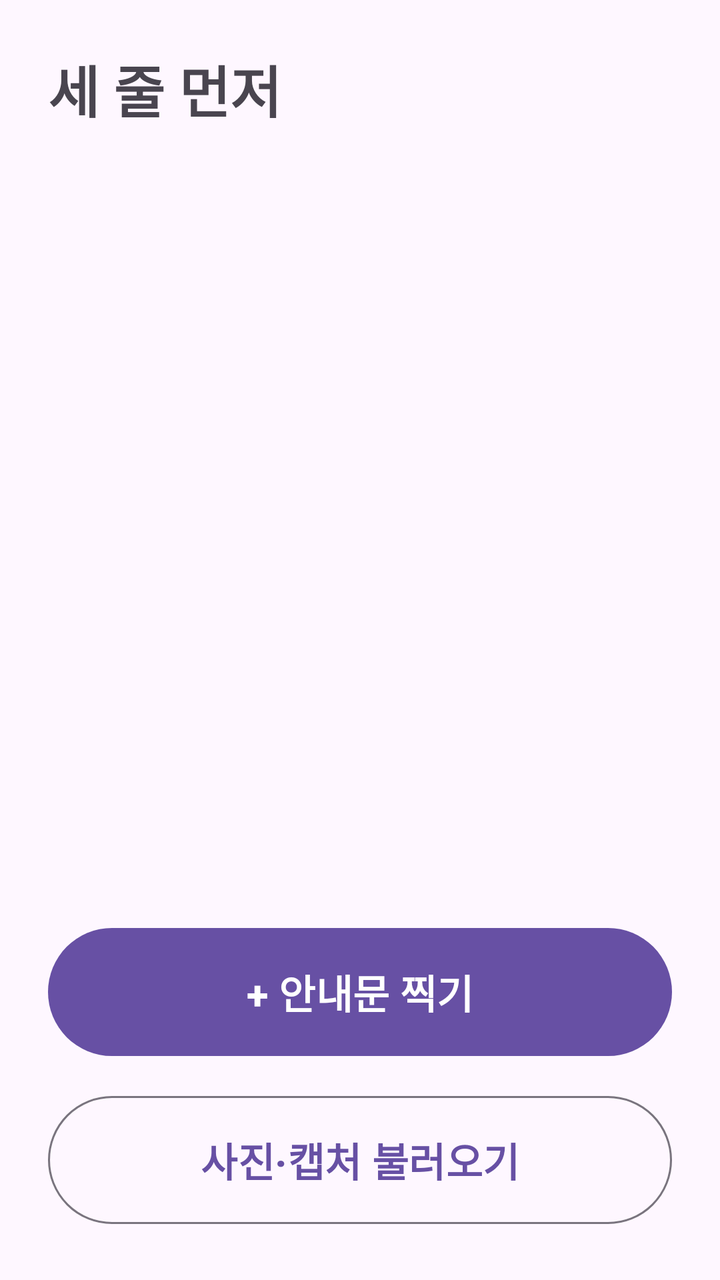
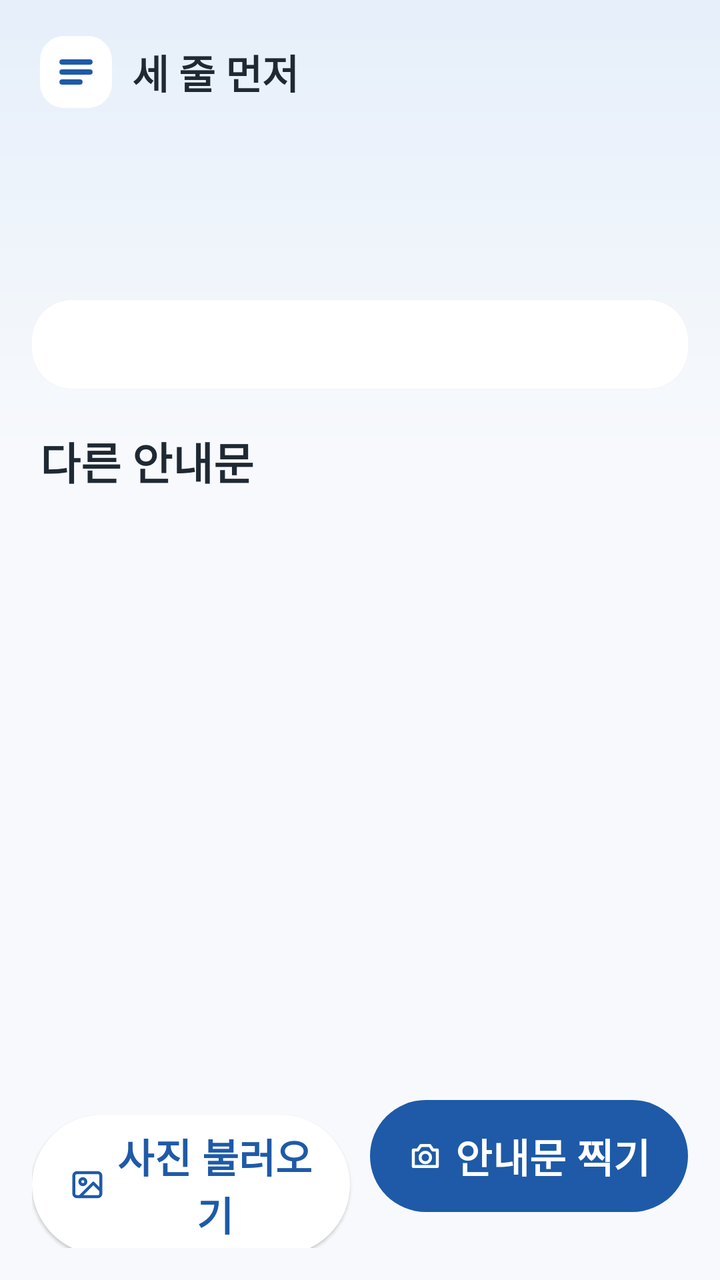

The first picture is an Android layout as it rendered before a commit; the second is the same layout after the commit. The layout source and the unified diff follow.
<!-- AndroidManifest.xml: application theme Theme.ThreeLinesFirst -->
<!-- res/layout/activity_main.xml -->
<?xml version="1.0" encoding="utf-8"?>
<LinearLayout xmlns:android="http://schemas.android.com/apk/res/android"
    xmlns:tools="http://schemas.android.com/tools"
    android:id="@+id/main"
    android:layout_width="match_parent"
    android:layout_height="match_parent"
    android:orientation="vertical"
    tools:context=".ui.MainActivity">

    <TextView
        android:layout_width="match_parent"
        android:layout_height="wrap_content"
        android:padding="24dp"
        android:text="@string/app_name"
        android:textSize="@dimen/text_title"
        android:textStyle="bold" />

    
    <FrameLayout
        android:layout_width="match_parent"
        android:layout_height="0dp"
        android:layout_weight="1">

        <androidx.recyclerview.widget.RecyclerView
            android:id="@+id/noticeList"
            android:layout_width="match_parent"
            android:layout_height="match_parent"
            android:clipToPadding="false"
            android:paddingHorizontal="16dp"
            android:paddingBottom="16dp" />

        <TextView
            android:id="@+id/txtEmpty"
            android:layout_width="match_parent"
            android:layout_height="match_parent"
            android:gravity="center"
            android:padding="24dp"
            android:text="@string/empty_list"
            android:textSize="@dimen/text_body"
            android:visibility="gone" />
    </FrameLayout>

    <Button
        android:id="@+id/btnCapture"
        android:layout_width="match_parent"
        android:layout_height="wrap_content"
        android:layout_marginHorizontal="24dp"
        android:layout_marginTop="12dp"
        android:minHeight="72dp"
        android:text="@string/capture_notice"
        android:textSize="@dimen/text_body"
        android:textStyle="bold" />

    <Button
        android:id="@+id/btnImport"
        style="@style/Widget.Material3.Button.OutlinedButton"
        android:layout_width="match_parent"
        android:layout_height="wrap_content"
        android:layout_marginHorizontal="24dp"
        android:layout_marginTop="12dp"
        android:layout_marginBottom="24dp"
        android:minHeight="72dp"
        android:text="@string/import_photo"
        android:textSize="@dimen/text_body"
        android:textStyle="bold" />

</LinearLayout>
<!-- resources referenced by this layout -->
<resources>
  <dimen name="text_title">28sp</dimen>
  <string name="capture_notice">+ 안내문 찍기</string>
  <string name="import_photo">사진·캡처 불러오기</string>
  <style name="Base.Theme.ThreeLinesFirst" parent="Theme.Material3.DayNight.NoActionBar" />
  <!-- unchanged entries left out for length: 4 -->
</resources>

<!-- the commit's change to res/layout/activity_main.xml (unified diff, before → after) -->
@@ -1,67 +1,217 @@
 <?xml version="1.0" encoding="utf-8"?>
 <LinearLayout xmlns:android="http://schemas.android.com/apk/res/android"
+    xmlns:app="http://schemas.android.com/apk/res-auto"
     xmlns:tools="http://schemas.android.com/tools"
     android:id="@+id/main"
     android:layout_width="match_parent"
     android:layout_height="match_parent"
+    android:background="@drawable/bg_screen"
     android:orientation="vertical"
     tools:context=".ui.MainActivity">
 
-    <TextView
-        android:layout_width="match_parent"
-        android:layout_height="wrap_content"
-        android:padding="24dp"
-        android:text="@string/app_name"
-        android:textSize="@dimen/text_title"
-        android:textStyle="bold" />
-
-    
-    <FrameLayout
+    <androidx.core.widget.NestedScrollView
         android:layout_width="match_parent"
         android:layout_height="0dp"
         android:layout_weight="1">
 
-        <androidx.recyclerview.widget.RecyclerView
-            android:id="@+id/noticeList"
+        <LinearLayout
             android:layout_width="match_parent"
-            android:layout_height="match_parent"
-            android:clipToPadding="false"
+            android:layout_height="wrap_content"
+            android:orientation="vertical"
             android:paddingHorizontal="16dp"
-            android:paddingBottom="16dp" />
-
-        <TextView
-            android:id="@+id/txtEmpty"
-            android:layout_width="match_parent"
-            android:layout_height="match_parent"
-            android:gravity="center"
-            android:padding="24dp"
-            android:text="@string/empty_list"
-            android:textSize="@dimen/text_body"
-            android:visibility="gone" />
-    </FrameLayout>
-
-    <Button
-        android:id="@+id/btnCapture"
+            android:paddingTop="12dp"
+            android:paddingBottom="16dp">
+
+            <TextView
+                android:layout_width="wrap_content"
+                android:layout_height="wrap_content"
+                android:drawablePadding="10dp"
+                android:gravity="center_vertical"
+                android:minHeight="@dimen/touch_min"
+                android:paddingHorizontal="4dp"
+                android:text="@string/app_name"
+                android:textColor="@color/ink"
+                android:textSize="@dimen/text_body"
+                android:textStyle="bold"
+                app:drawableStartCompat="@drawable/ic_logo" />
+
+            <TextView
+                android:id="@+id/txtGreeting"
+                style="@style/Body"
+                android:layout_marginTop="12dp"
+                android:paddingHorizontal="4dp"
+                android:textColor="@color/sub" />
+
+            <TextView
+                android:id="@+id/txtHeadline"
+                android:layout_width="match_parent"
+                android:layout_height="wrap_content"
+                android:layout_marginTop="2dp"
+                android:accessibilityHeading="true"
+                android:lineSpacingExtra="2dp"
+                android:paddingHorizontal="4dp"
+                android:textColor="@color/ink"
+                android:textSize="@dimen/text_title"
+                android:textStyle="bold"
+                tools:targetApi="28" />
+
+            
+            <com.google.android.material.card.MaterialCardView
+                android:id="@+id/heroCard"
+                android:layout_width="match_parent"
+                android:layout_height="wrap_content"
+                android:layout_marginTop="16dp"
+                android:clickable="true"
+                android:focusable="true"
+                android:visibility="gone"
+                app:cardCornerRadius="26dp"
+                app:cardElevation="6dp">
+
+                <LinearLayout
+                    android:layout_width="match_parent"
+                    android:layout_height="wrap_content"
+                    android:background="@drawable/bg_hero"
+                    android:orientation="vertical"
+                    android:padding="20dp">
+
+                    <TextView
+                        android:layout_width="wrap_content"
+                        android:layout_height="wrap_content"
+                        android:background="@drawable/bg_pill_glass"
+                        android:paddingHorizontal="12dp"
+                        android:paddingVertical="4dp"
+                        android:text="@string/hero_label"
+                        android:textColor="@color/on_accent"
+                        android:textSize="18sp"
+                        android:textStyle="bold" />
+
+                    <TextView
+                        android:id="@+id/txtHeroTitle"
+                        android:layout_width="match_parent"
+                        android:layout_height="wrap_content"
+                        android:layout_marginTop="10dp"
+                        android:lineSpacingExtra="2dp"
+                        android:textColor="@color/on_accent"
+                        android:textSize="@dimen/text_summary"
+                        android:textStyle="bold" />
+
+                    <TextView
+                        android:id="@+id/txtHeroWhen"
+                        android:layout_width="match_parent"
+                        android:layout_height="wrap_content"
+                        android:layout_marginTop="4dp"
+                        android:textColor="@color/on_accent"
+                        android:textSize="@dimen/text_body" />
+
+                    <TextView
+                        android:layout_width="wrap_content"
+                        android:layout_height="wrap_content"
+                        android:layout_marginTop="14dp"
+                        android:background="@drawable/bg_pill"
+                        android:drawablePadding="4dp"
+                        android:gravity="center_vertical"
+                        android:importantForAccessibility="no"
+                        android:minHeight="@dimen/touch_min"
+                        android:paddingStart="18dp"
+                        android:paddingEnd="12dp"
+                        android:text="@string/hero_open"
+                        android:textColor="@color/accent_text"
+                        android:textSize="@dimen/text_body"
+                        android:textStyle="bold"
+                        app:drawableEndCompat="@drawable/ic_chevron_right"
+                        app:drawableTint="@color/accent_text" />
+                </LinearLayout>
+            </com.google.android.material.card.MaterialCardView>
+
+            
+            <LinearLayout
+                android:id="@+id/counts"
+                android:layout_width="match_parent"
+                android:layout_height="wrap_content"
+                android:layout_marginTop="14dp"
+                android:background="@drawable/bg_card"
+                android:elevation="1dp"
+                android:orientation="horizontal"
+                android:paddingVertical="10dp">
+
+                <TextView
+                    android:id="@+id/txtCountUrgent"
+                    android:layout_width="0dp"
+                    android:layout_height="wrap_content"
+                    android:layout_weight="1"
+                    android:gravity="center"
+                    android:textColor="@color/sub"
+                    android:textSize="18sp" />
+
+                <TextView
+                    android:id="@+id/txtCountActive"
+                    android:layout_width="0dp"
+                    android:layout_height="wrap_content"
+                    android:layout_weight="1"
+                    android:gravity="center"
+                    android:textColor="@color/sub"
+                    android:textSize="18sp" />
+
+                <TextView
+                    android:id="@+id/txtCountPassed"
+                    android:layout_width="0dp"
+                    android:layout_height="wrap_content"
+                    android:layout_weight="1"
+                    android:gravity="center"
+                    android:textColor="@color/sub"
+                    android:textSize="18sp" />
+            </LinearLayout>
+
+            <TextView
+                android:id="@+id/txtOthers"
+                style="@style/Heading"
+                android:layout_marginBottom="0dp"
+                android:text="@string/list_others" />
+
+            <androidx.recyclerview.widget.RecyclerView
+                android:id="@+id/noticeList"
+                android:layout_width="match_parent"
+                android:layout_height="wrap_content"
+                android:clipToPadding="false"
+                android:nestedScrollingEnabled="false"
+                android:paddingHorizontal="2dp"
+                android:paddingBottom="4dp" />
+
+            <TextView
+                android:id="@+id/txtEmpty"
+                style="@style/Body"
+                android:layout_marginTop="40dp"
+                android:gravity="center"
+                android:text="@string/empty_list"
+                android:visibility="gone" />
+        </LinearLayout>
+    </androidx.core.widget.NestedScrollView>
+
+    <LinearLayout
         android:layout_width="match_parent"
         android:layout_height="wrap_content"
-        android:layout_marginHorizontal="24dp"
-        android:layout_marginTop="12dp"
-        android:minHeight="72dp"
-        android:text="@string/capture_notice"
-        android:textSize="@dimen/text_body"
-        android:textStyle="bold" />
-
-    <Button
-        android:id="@+id/btnImport"
-        style="@style/Widget.Material3.Button.OutlinedButton"
-        android:layout_width="match_parent"
-        android:layout_height="wrap_content"
-        android:layout_marginHorizontal="24dp"
-        android:layout_marginTop="12dp"
-        android:layout_marginBottom="24dp"
-        android:minHeight="72dp"
-        android:text="@string/import_photo"
-        android:textSize="@dimen/text_body"
-        android:textStyle="bold" />
+        android:orientation="horizontal"
+        android:paddingHorizontal="16dp"
+        android:paddingTop="8dp"
+        android:paddingBottom="16dp">
+
+        <Button
+            android:id="@+id/btnImport"
+            style="@style/Button.Light"
+            android:layout_width="0dp"
+            android:layout_height="wrap_content"
+            android:layout_weight="1"
+            android:text="@string/import_photo"
+            app:icon="@drawable/ic_photo" />
+
+        <Button
+            android:id="@+id/btnCapture"
+            android:layout_width="0dp"
+            android:layout_height="wrap_content"
+            android:layout_marginStart="10dp"
+            android:layout_weight="1"
+            android:text="@string/capture_notice"
+            app:icon="@drawable/ic_camera" />
+    </LinearLayout>
 
 </LinearLayout>
<!-- resource entries referenced after the edit -->
@@ -1,9 +1,168 @@
 <!-- resources referenced by this layout -->
 <resources>
-  <dimen name="text_title">28sp</dimen>
-  <string name="capture_notice">+ 안내문 찍기</string>
-  <string name="import_photo">사진·캡처 불러오기</string>
-  <style name="Base.Theme.ThreeLinesFirst" parent="Theme.Material3.DayNight.NoActionBar" />
+  <color name="accent_text">#1E5AA8</color>
+  <color name="ink">#1F2933</color>
+  <color name="on_accent">#FFFFFF</color>
+  <color name="sub">#5B6470</color>
+  <dimen name="text_summary">22sp</dimen>
+  <dimen name="text_title">26sp</dimen>
+  <dimen name="touch_min">48dp</dimen>
+  <!-- drawable bg_card (drawable) -->
+  <shape xmlns:android="http://schemas.android.com/apk/res/android">
+      <solid android:color="@color/surface" />
+      <corners android:radius="20dp" />
+  </shape>
+  <!-- drawable bg_hero (drawable) -->
+  <shape xmlns:android="http://schemas.android.com/apk/res/android">
+      <gradient
+          android:angle="315"
+          android:endColor="@color/hero_end"
+          android:startColor="@color/accent" />
+  </shape>
+  <!-- drawable bg_pill (drawable) -->
+  <shape xmlns:android="http://schemas.android.com/apk/res/android">
+      <solid android:color="@color/surface" />
+      <corners android:radius="999dp" />
+  </shape>
+  <!-- drawable bg_pill_glass (drawable) -->
+  <shape xmlns:android="http://schemas.android.com/apk/res/android">
+      <solid android:color="#33FFFFFF" />
+      <corners android:radius="999dp" />
+  </shape>
+  <!-- drawable bg_screen (drawable) -->
+  <shape xmlns:android="http://schemas.android.com/apk/res/android">
+      <gradient
+          android:angle="270"
+          android:centerColor="@color/bg"
+          android:centerY="0.35"
+          android:endColor="@color/bg"
+          android:startColor="@color/bg_top" />
+  </shape>
+  <!-- drawable ic_camera (drawable) -->
+  <vector xmlns:android="http://schemas.android.com/apk/res/android"
+      android:width="24dp"
+      android:height="24dp"
+      android:viewportWidth="24"
+      android:viewportHeight="24">
+      <path
+          android:pathData="M4,8h3l2,-3h6l2,3h3v11H4z M8.5,13a3.5,3.5 0,1 0,7 0a3.5,3.5 0,1 0,-7 0"
+          android:strokeColor="#FF000000"
+          android:strokeLineCap="round"
+          android:strokeLineJoin="round"
+          android:strokeWidth="2" />
+  </vector>
+  <!-- drawable ic_chevron_right (drawable) -->
+  <vector xmlns:android="http://schemas.android.com/apk/res/android"
+      android:width="24dp"
+      android:height="24dp"
+      android:viewportWidth="24"
+      android:viewportHeight="24">
+      <path
+          android:pathData="M9,5l7,7l-7,7"
+          android:strokeColor="#FF000000"
+          android:strokeLineCap="round"
+          android:strokeLineJoin="round"
+          android:strokeWidth="2" />
+  </vector>
+  <!-- drawable ic_logo (drawable) -->
+  <vector xmlns:android="http://schemas.android.com/apk/res/android"
+      android:width="36dp"
+      android:height="36dp"
+      android:viewportWidth="36"
+      android:viewportHeight="36">
+      <path
+          android:fillColor="@color/surface"
+          android:pathData="M12,0h12a12,12 0,0 1,12 12v12a12,12 0,0 1,-12 12H12A12,12 0,0 1,0 24V12A12,12 0,0 1,12 0z" />
+      <path
+          android:pathData="M11,13h14 M11,18h14 M11,23h9"
+          android:strokeColor="@color/accent_text"
+          android:strokeLineCap="round"
+          android:strokeWidth="2.6" />
+  </vector>
+  <!-- drawable ic_photo (drawable) -->
+  <vector xmlns:android="http://schemas.android.com/apk/res/android"
+      android:width="24dp"
+      android:height="24dp"
+      android:viewportWidth="24"
+      android:viewportHeight="24">
+      <path
+          android:pathData="M5,4h14a2,2 0,0 1,2 2v12a2,2 0,0 1,-2 2H5a2,2 0,0 1,-2 -2V6a2,2 0,0 1,2 -2z M7,10a2,2 0,1 0,4 0a2,2 0,1 0,-4 0 M21,16l-5,-5l-9,9"
+          android:strokeColor="#FF000000"
+          android:strokeLineCap="round"
+          android:strokeLineJoin="round"
+          android:strokeWidth="2" />
+  </vector>
+  <string name="capture_notice">안내문 찍기</string>
+  <string name="hero_label">가장 먼저 챙길 일</string>
+  <string name="hero_open">바로 보기</string>
+  <string name="import_photo">사진 불러오기</string>
+  <string name="list_others">다른 안내문</string>
+  <style name="Body">
+          <item name="android:layout_width">match_parent</item>
+          <item name="android:layout_height">wrap_content</item>
+          <item name="android:lineSpacingExtra">4dp</item>
+          <item name="android:textColor">@color/body</item>
+          <item name="android:textSize">@dimen/text_body</item>
+      </style>
+  <style name="Button.Light" parent="Widget.Material3.Button.ElevatedButton">
+          <item name="android:minHeight">64dp</item>
+          <item name="android:textSize">@dimen/text_body</item>
+          <item name="android:textStyle">bold</item>
+          <item name="android:paddingStart">12dp</item>
+          <item name="android:paddingEnd">12dp</item>
+          <item name="iconPadding">6dp</item>
+          <item name="backgroundTint">@color/surface</item>
+          <item name="android:textColor">@color/accent_text</item>
+          <item name="iconTint">@color/accent_text</item>
+          <item name="iconGravity">textStart</item>
+      </style>
+  <style name="Heading">
+          <item name="android:layout_width">match_parent</item>
+          <item name="android:layout_height">wrap_content</item>
+          <item name="android:layout_marginTop">20dp</item>
+          <item name="android:layout_marginBottom">8dp</item>
+          <item name="android:paddingHorizontal">4dp</item>
+          <item name="android:textColor">@color/ink</item>
+          <item name="android:textSize">@dimen/text_heading</item>
+          <item name="android:textStyle">bold</item>
+      </style>
+  <color name="surface">#FFFFFF</color>
+  <color name="hero_end">#3B8FC4</color>
+  <color name="accent">#1E5AA8</color>
+  <color name="bg">#F7F9FC</color>
+  <color name="bg_top">#E6EFFA</color>
+  <color name="body">#4A5563</color>
+  <dimen name="text_heading">22sp</dimen>
+  <style name="Base.Theme.ThreeLinesFirst" parent="Theme.Material3.DayNight.NoActionBar">
+          <item name="colorPrimary">@color/accent</item>
+          <item name="colorOnPrimary">@color/on_accent</item>
+          <item name="android:colorBackground">@color/bg</item>
+          <item name="colorSurface">@color/surface</item>
+          <item name="colorOnSurface">@color/ink</item>
+          <item name="colorOnBackground">@color/ink</item>
+          <item name="android:textColorPrimary">@color/ink</item>
+          <item name="android:textColorSecondary">@color/sub</item>
+          
+          <item name="android:lineBreakWordStyle" tools:targetApi="33">phrase</item>
+          <item name="materialButtonStyle">@style/Button</item>
+          <item name="materialCardViewStyle">@style/Card</item>
+          
+          <item name="elevationOverlayEnabled">false</item>
+      </style>
+  <style name="Button" parent="Widget.Material3.Button">
+          <item name="android:minHeight">64dp</item>
+          <item name="android:textSize">@dimen/text_body</item>
+          <item name="android:textStyle">bold</item>
+          <item name="android:paddingStart">12dp</item>
+          <item name="android:paddingEnd">12dp</item>
+          <item name="iconPadding">6dp</item>
+          <item name="iconGravity">textStart</item>
+      </style>
+  <style name="Card" parent="Widget.Material3.CardView.Elevated">
+          <item name="cardBackgroundColor">@color/surface</item>
+          <item name="cardCornerRadius">22dp</item>
+          <item name="cardElevation">2dp</item>
+      </style>
   <!-- unchanged entries left out for length: 4 -->
 </resources>
 
